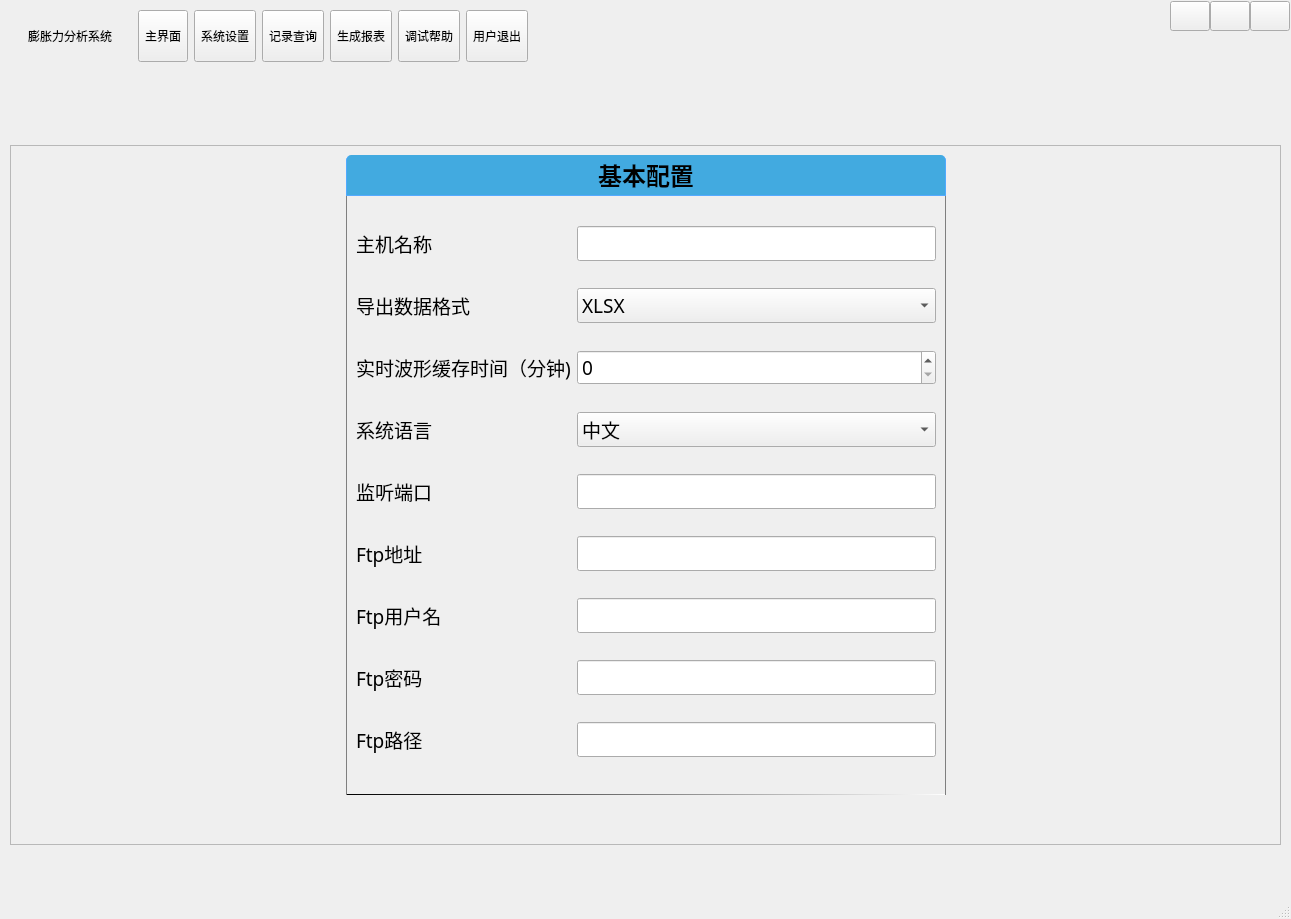
The window that MainWnd.ui (byteman/bullet) describes before a commit, drawn with Qt 5.
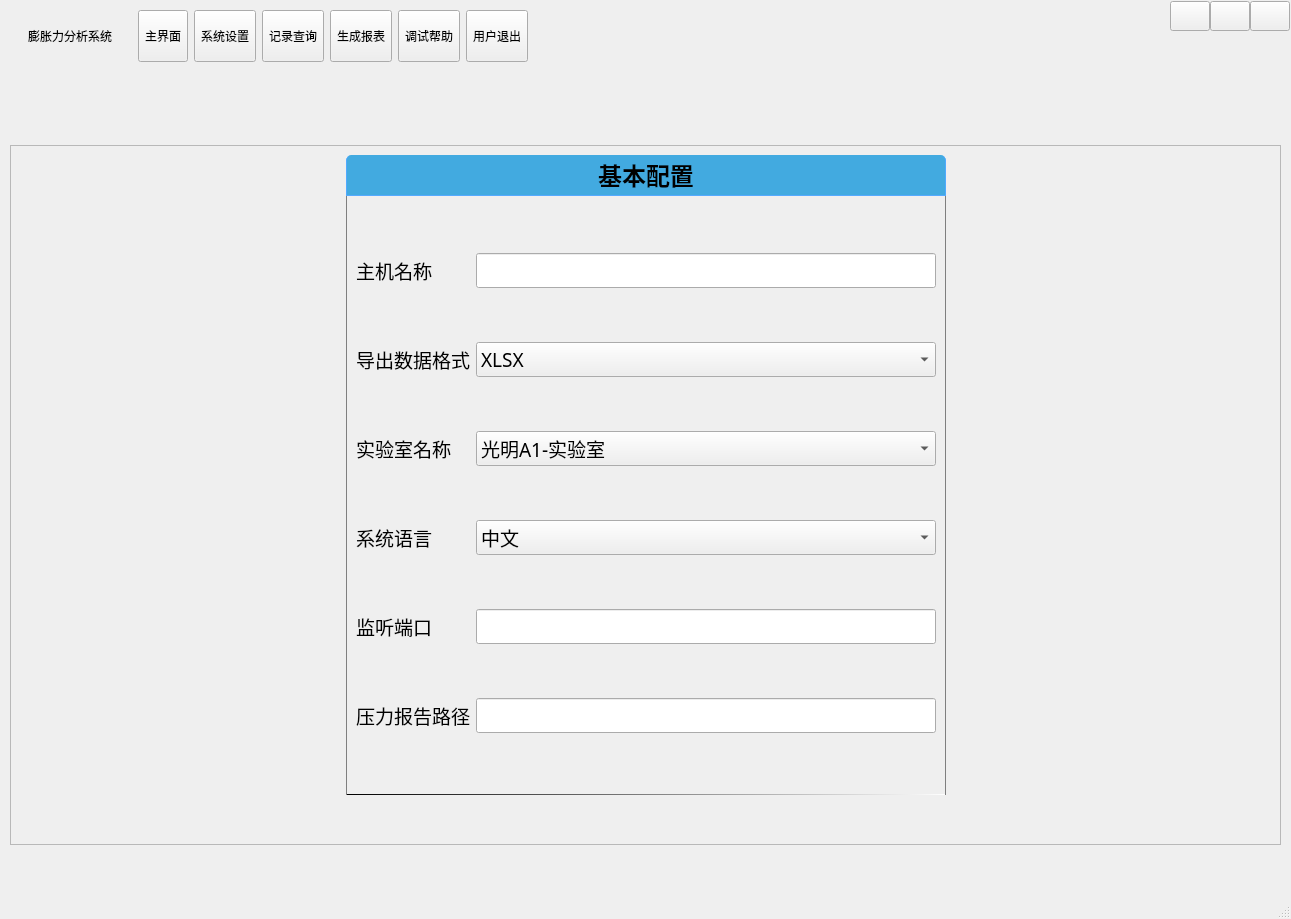
The same window after the commit. Icons and pictures are not drawn. Custom widgets are drawn as their Qt base class.

Patch:
```diff
--- a/MainWnd.ui
+++ b/MainWnd.ui
@@ -737,29 +737,6 @@
                    <bool>false</bool>
                   </property>
                   <layout class="QGridLayout" name="gridLayout">
-                   <item row="0" column="0">
-                    <widget class="QLabel" name="label_12">
-                     <property name="font">
-                      <font>
-                       <family>微软雅黑</family>
-                       <pointsize>14</pointsize>
-                      </font>
-                     </property>
-                     <property name="text">
-                      <string>主机名称</string>
-                     </property>
-                    </widget>
-                   </item>
-                   <item row="0" column="1">
-                    <widget class="QLineEdit" name="edtHost">
-                     <property name="font">
-                      <font>
-                       <family>微软雅黑</family>
-                       <pointsize>14</pointsize>
-                      </font>
-                     </property>
-                    </widget>
-                   </item>
                    <item row="1" column="0">
                     <widget class="QLabel" name="label_2">
                      <property name="font">
@@ -804,20 +781,23 @@
                       </font>
                      </property>
                      <property name="text">
-                      <string>实时波形缓存时间（分钟)</string>
+                      <string>实验室名称</string>
                      </property>
                     </widget>
                    </item>
                    <item row="2" column="1">
-                    <widget class="QSpinBox" name="sbWaveMin">
+                    <widget class="QComboBox" name="cbxCorp">
                      <property name="font">
                       <font>
                        <family>微软雅黑</family>
                        <pointsize>14</pointsize>
-                       <weight>50</weight>
-                       <bold>false</bold>
                       </font>
                      </property>
+                     <item>
+                      <property name="text">
+                       <string>光明A1-实验室</string>
+                      </property>
+                     </item>
                     </widget>
                    </item>
                    <item row="3" column="0">
@@ -861,6 +841,42 @@
                      </property>
                     </widget>
                    </item>
+                   <item row="0" column="1">
+                    <widget class="QLineEdit" name="edtHost">
+                     <property name="font">
+                      <font>
+                       <family>微软雅黑</family>
+                       <pointsize>14</pointsize>
+                      </font>
+                     </property>
+                    </widget>
+                   </item>
+                   <item row="0" column="0">
+                    <widget class="QLabel" name="label_12">
+                     <property name="font">
+                      <font>
+                       <family>微软雅黑</family>
+                       <pointsize>14</pointsize>
+                      </font>
+                     </property>
+                     <property name="text">
+                      <string>主机名称</string>
+                     </property>
+                    </widget>
+                   </item>
+                   <item row="5" column="0">
+                    <widget class="QLabel" name="lblFtpAddr_4">
+                     <property name="font">
+                      <font>
+                       <family>微软雅黑</family>
+                       <pointsize>14</pointsize>
+                      </font>
+                     </property>
+                     <property name="text">
+                      <string>压力报告路径</string>
+                     </property>
+                    </widget>
+                   </item>
                    <item row="4" column="1">
                     <widget class="QLineEdit" name="edtPort">
                      <property name="font">
@@ -871,95 +887,7 @@
                      </property>
                     </widget>
                    </item>
-                   <item row="5" column="0">
-                    <widget class="QLabel" name="lblFtpAddr">
-                     <property name="font">
-                      <font>
-                       <family>微软雅黑</family>
-                       <pointsize>14</pointsize>
-                      </font>
-                     </property>
-                     <property name="text">
-                      <string>Ftp地址</string>
-                     </property>
-                    </widget>
-                   </item>
                    <item row="5" column="1">
-                    <widget class="QLineEdit" name="edtFtpHost">
-                     <property name="font">
-                      <font>
-                       <family>微软雅黑</family>
-                       <pointsize>14</pointsize>
-                      </font>
-                     </property>
-                    </widget>
-                   </item>
-                   <item row="6" column="0">
-                    <widget class="QLabel" name="lblFtpAddr_2">
-                     <property name="font">
-                      <font>
-                       <family>微软雅黑</family>
-                       <pointsize>14</pointsize>
-                      </font>
-                     </property>
-                     <property name="text">
-                      <string>Ftp用户名</string>
-                     </property>
-                    </widget>
-                   </item>
-                   <item row="6" column="1">
-                    <widget class="QLineEdit" name="edtFtpName">
-                     <property name="font">
-                      <font>
-                       <family>微软雅黑</family>
-                       <pointsize>14</pointsize>
-                      </font>
-                     </property>
-                     <property name="text">
-                      <string/>
-                     </property>
-                    </widget>
-                   </item>
-                   <item row="7" column="0">
-                    <widget class="QLabel" name="lblFtpAddr_3">
-                     <property name="font">
-                      <font>
-                       <family>微软雅黑</family>
-                       <pointsize>14</pointsize>
-                      </font>
-                     </property>
-                     <property name="text">
-                      <string>Ftp密码</string>
-                     </property>
-                    </widget>
-                   </item>
-                   <item row="7" column="1">
-                    <widget class="QLineEdit" name="edtFtpPwd">
-                     <property name="font">
-                      <font>
-                       <family>微软雅黑</family>
-                       <pointsize>14</pointsize>
-                      </font>
-                     </property>
-                     <property name="text">
-                      <string/>
-                     </property>
-                    </widget>
-                   </item>
-                   <item row="8" column="0">
-                    <widget class="QLabel" name="lblFtpAddr_4">
-                     <property name="font">
-                      <font>
-                       <family>微软雅黑</family>
-                       <pointsize>14</pointsize>
-                      </font>
-                     </property>
-                     <property name="text">
-                      <string>Ftp路径</string>
-                     </property>
-                    </widget>
-                   </item>
-                   <item row="8" column="1">
                     <widget class="QLineEdit" name="edtFtpBase">
                      <property name="font">
                       <font>
```
